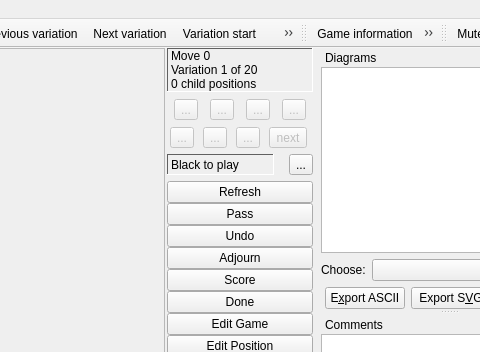
Qt form src/boardwindow_gui.ui (bernds/q5Go) before a commit; both pictures show x 584 to 1064 and y 0 to 352 of the 1161 by 982 pixel window.
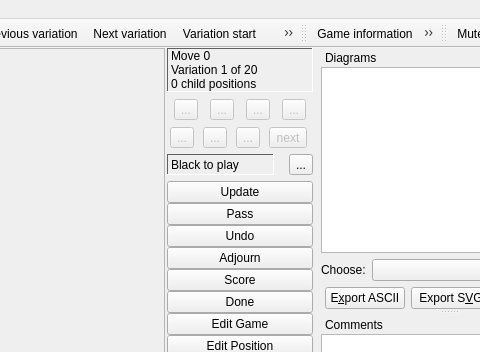
The same form after that commit. Icons and pictures are not drawn. Custom widgets are drawn as their Qt base class.

Commit message:
Make the Update button work
Turns out it's quite simple using the combined magic of shared_ptr and lambda
capture.

What changed in the file:
```diff
--- a/src/boardwindow_gui.ui
+++ b/src/boardwindow_gui.ui
@@ -1609,7 +1609,7 @@
 Refresh board. Use this if you cannot see any stones on the board.</string>
                    </property>
                    <property name="text">
-                    <string>Refresh</string>
+                    <string>Update</string>
                    </property>
                   </widget>
                  </item>
```
Left out of the diff: 8 changed lines with no effect on the pictures. The commit also changes 2 other files.
